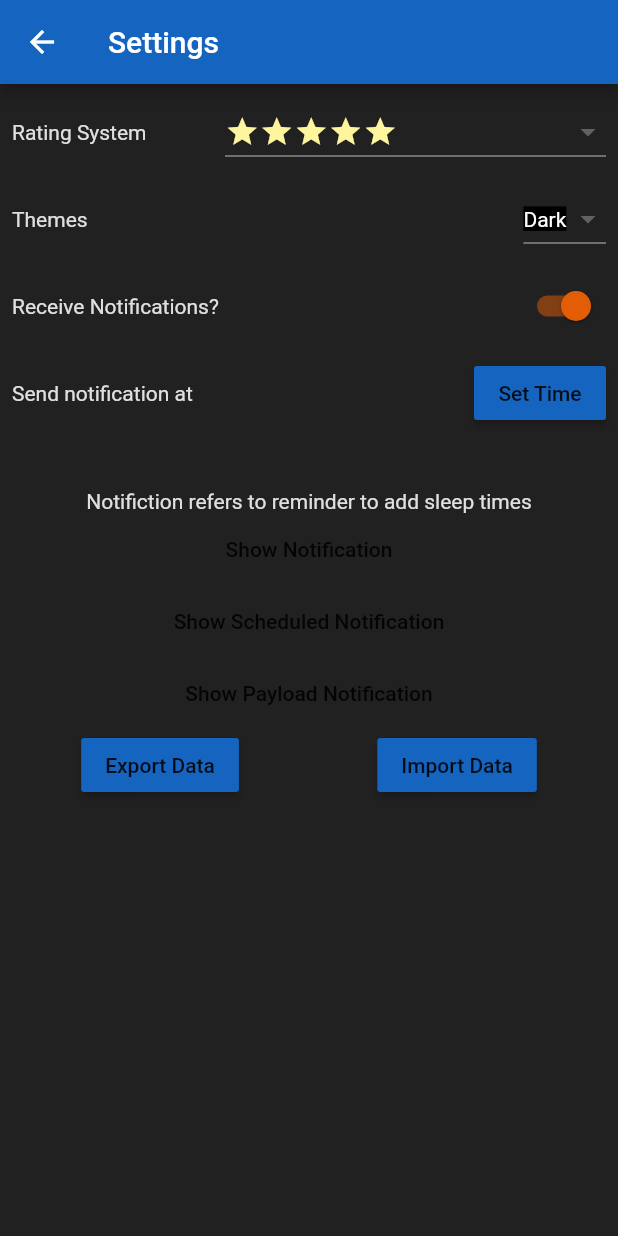
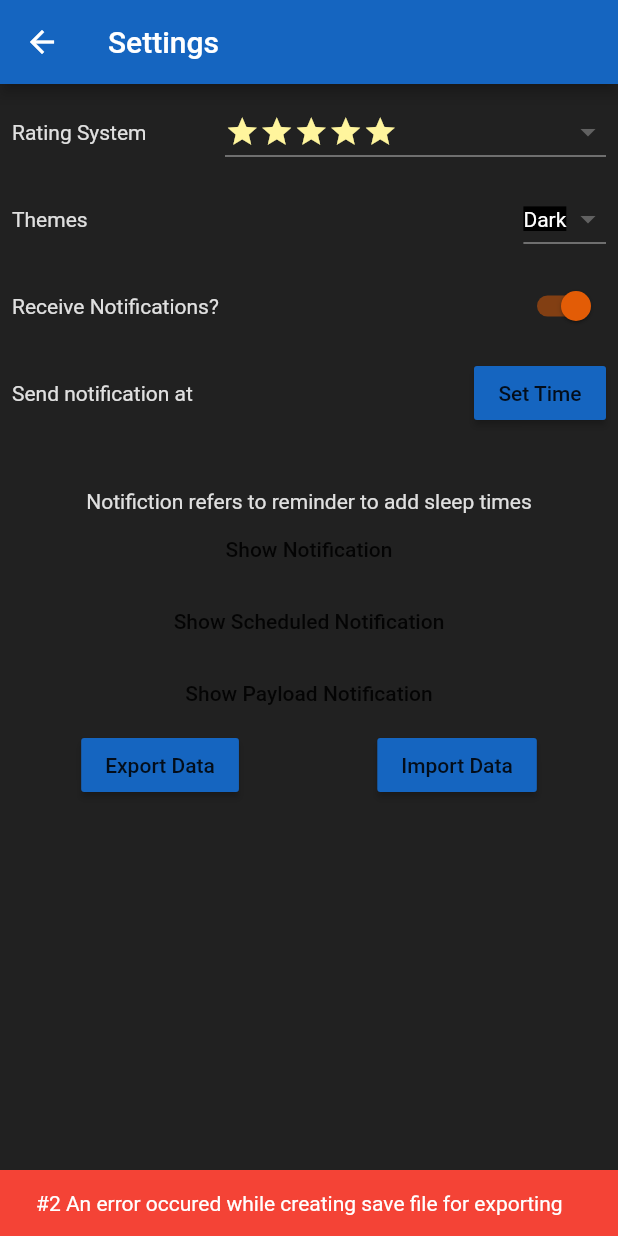
Before and after one commit to WeebNetsu/zs-tracker, a Flutter app: the SettingsPage screen opened by its route, after a tap on "Export Data", on a phone screen of 412 x 824 dp. Run offline on Flutter 3.47's test engine with Material 2 defaults, Android fonts, the light colour scheme and no system bars; our stand-ins replace file_picker, flutter_local_notifications, flutter_rating_bar, permission_handler, rxdart, share_plus and 1 more; missing offline and left inert: graphic, swipeable_tile.

Commit message:
Added better error handling and feedback

```diff
--- a/lib/ui/views/home.dart
+++ b/lib/ui/views/home.dart
@@ -7,6 +7,7 @@ import 'package:zs_tracker/ui/widgets/navigation_drawer.dart';
 import 'package:zs_tracker/ui/widgets/sleep_time_container.dart';
 import 'package:zs_tracker/utils/app.dart';
 import 'package:zs_tracker/utils/formatting.dart';
+import 'package:zs_tracker/utils/views.dart';
 
 class HomePage extends StatefulWidget {
   const HomePage({super.key, required this.title});
@@ -20,6 +21,8 @@ class HomePage extends StatefulWidget {
 class _HomePageState extends State<HomePage> {
   List<SleepModel> _sleeps = [];
   bool _loadingData = true;
+
+  void displayError(String text) => showError(context, text);
 
   Future<void> _loadData() async {
     final sleeps = await loadSleepData();
@@ -76,7 +79,8 @@ class _HomePageState extends State<HomePage> {
           bool saved = await saveSleepData(items: newSleeps);
 
           if (!saved) {
-            // todo show error
+            displayError("Could not delete item");
+            return;
           }
 
           setState(() {
--- a/lib/ui/views/settings.dart
+++ b/lib/ui/views/settings.dart
@@ -2,6 +2,7 @@ import 'dart:io';
 
 import 'package:file_picker/file_picker.dart';
 import 'package:flutter/material.dart';
+import 'package:flutter/services.dart';
 import 'package:intl/intl.dart';
 import 'package:permission_handler/permission_handler.dart';
 import 'package:share_plus/share_plus.dart';
@@ -11,6 +12,7 @@ import 'package:zs_tracker/services/local_notification.dart';
 import 'package:zs_tracker/ui/widgets/star_row.dart';
 import 'package:zs_tracker/utils/app.dart';
 import 'package:zs_tracker/utils/formatting.dart';
+import 'package:zs_tracker/utils/views.dart';
 
 class SettingsPage extends StatefulWidget {
   const SettingsPage({super.key, required this.title});
@@ -26,6 +28,9 @@ class _SettingsPageState extends State<SettingsPage> {
   final SettingsModel _settings = SettingsModel(5, "Dark", DateTime.now());
   bool _receiveNotifications = true;
 
+  void displayError(String text, [bool error = true]) =>
+      showError(context, text, error: error);
+
   // todo cannot export data, having permission issues
   // for now we'll just share the backed up file
   // https://stackoverflow.com/questions/73012513/write-file-to-directory-with-allowed-access-on-android
@@ -35,21 +40,38 @@ class _SettingsPageState extends State<SettingsPage> {
     // Either the permission was already granted before or the user just granted it.
     // only manage_external_storage can be used to write to custom directory, and unless it is a core
     // functionality of my app, Play Store will reject it, which we want to avoid, so we'll save to documents folder instead
-    // todo: show error instead of just returning
-    if (!(await Permission.storage.request().isGranted)) return;
+    if (!(await Permission.storage.request().isGranted)) {
+      displayError("Storage permission not granted");
+      return;
+    }
+
     Directory? appDir = await getAppDir();
 
-    // todo show error instead
-    if (appDir == null) return;
+    if (appDir == null) {
+      displayError(
+        "#1 An error occured while creating save file for exporting",
+      );
+      return;
+    }
 
-    File exportFile = await File(
+    File exportFile;
+    try {
+      exportFile = await File(
         "${appDir.path}/zs_tracker_data_${DateTime.now().toString().replaceAll(' ', '_')}.sav",
       ).create(recursive: true);
+    } on FileSystemException catch (e) {
+      debugPrint(e.toString());
+
+      displayError("Could not create save file");
+      return;
+    }
 
     final File saveFile = File("${appDir.path}/save.json");
 
     if (!saveFile.existsSync()) {
-      // todo return error
+      displayError(
+        "#2 An error occured while creating save file for exporting",
+      );
       return;
     }
 
@@ -58,11 +80,15 @@ class _SettingsPageState extends State<SettingsPage> {
       mode: FileMode.write,
     );
 
+    try {
       await Share.shareFiles(
         [exportFile.path],
         text:
             "My sleep data for ${DateFormat("dd MMMM yyyy").format(DateTime.now())}",
       );
+    } catch (e) {
+      displayError("Error while sharing file");
+    }
 
     // if running into errors, https://github.com/miguelpruivo/flutter_file_picker/wiki/Setup#android
     // find out where the user wants to export to
@@ -87,32 +113,39 @@ class _SettingsPageState extends State<SettingsPage> {
 
     if (result == null) return;
 
-    // todo throw error
-    if (result.files.length != 1) return;
+    if (result.files.length != 1) {
+      displayError("Invalid amount of files chosen");
+      return;
+    }
 
     PlatformFile file = result.files[0];
 
-    // todo throw error
-    if (file.extension != "sav" || file.path == null) return;
+    if (file.extension != "sav" || file.path == null) {
+      displayError("File should be of .sav type");
+      return;
+    }
 
     // we try to parse the data
-    // todo do error handling
     List<SleepModel>? sleeps = await loadSleepData(filePath: file.path);
 
-    // todo throw error
-    if (sleeps == null) return;
+    if (sleeps == null) {
+      displayError("Sleep data could not be loaded");
+      return;
+    }
 
     bool importSuccess = await saveSleepData(items: sleeps);
 
-    // todo thow error
-    if (!importSuccess) return;
+    if (!importSuccess) {
+      displayError("Could not save imported data");
+      return;
+    }
 
-    // todo show message if success
+    displayError("Data have been imported successfully!", false);
   }
 
   void _onNotficationListener(String? payload) {
     if (payload != null && payload.isNotEmpty) {
-      print("Payload from settings: $payload");
+      debugPrint("Payload from settings: $payload");
       Navigator.pushNamed(context, "/stats", arguments: {payload: payload});
     }
   }
--- a/lib/utils/views.dart
+++ b/lib/utils/views.dart
@@ -1,4 +1,4 @@
-import 'package:flutter/cupertino.dart';
+import 'package:flutter/material.dart';
 
 /// Gets a routes data, will pop off the route if data is null
 Object? getRouteData(BuildContext context, {bool popRouteOnNull = true}) {
@@ -7,3 +7,18 @@ Object? getRouteData(BuildContext context, {bool popRouteOnNull = true}) {
 
   return routeData;
 }
+
+void showError(
+  BuildContext context,
+  String text, {
+  int duration = 3,
+  bool error = true,
+}) {
+  ScaffoldMessenger.of(context).showSnackBar(
+    SnackBar(
+      content: Text(text),
+      duration: Duration(seconds: duration),
+      backgroundColor: error ? Colors.red : Colors.blue,
+    ),
+  );
+}
--- a/pubspec.yaml
+++ b/pubspec.yaml
@@ -17,7 +17,7 @@ publish_to: "none" # Remove this line if you wish to publish to pub.dev
 # https://developer.apple.com/library/archive/documentation/General/Reference/InfoPlistKeyReference/Articles/CoreFoundationKeys.html
 # In Windows, build-name is used as the major, minor, and patch parts
 # of the product and file versions while build-number is used as the build suffix.
-version: 0.6.2+1
+version: 0.7.0+1
 
 environment:
   sdk: ">=2.18.0-232.0.dev <3.0.0"
```
Also changed, not shown: lib/ui/views/add_time.dart (+8 -5 lines). Lines whose indentation alone changed are shown as unchanged.
